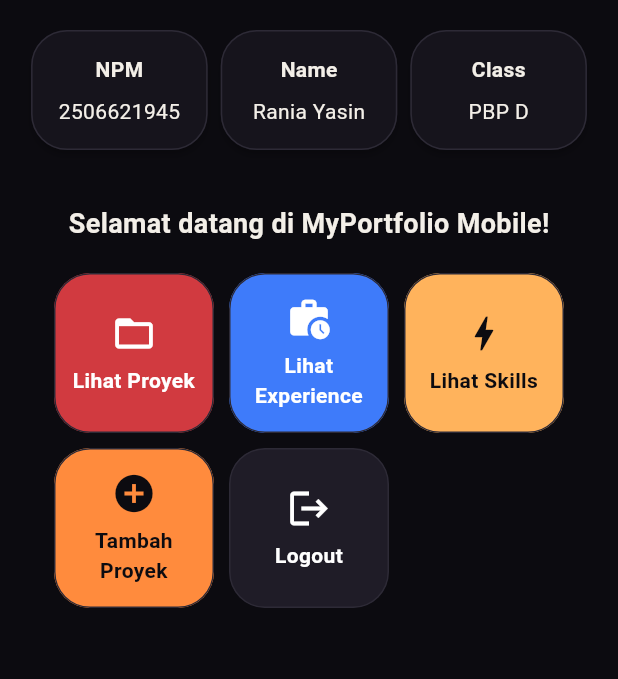
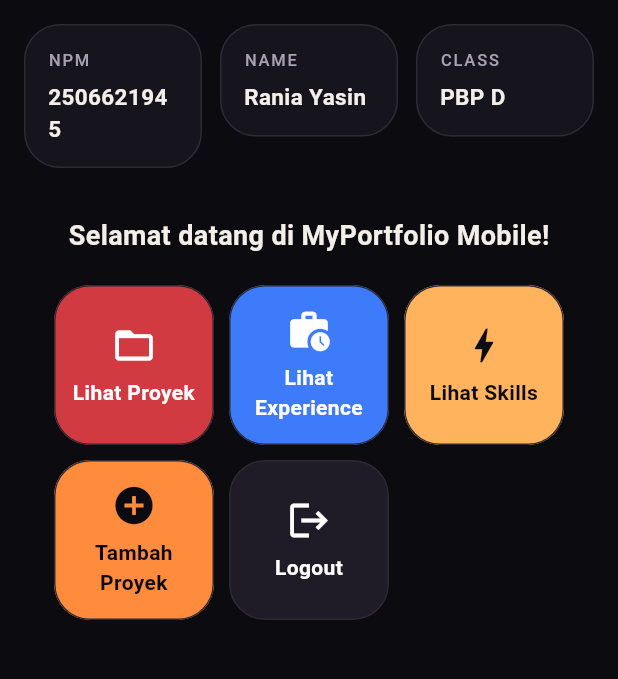
Before and after one commit to raniaysnn/myportofolio_mobile, a Flutter app: the screen it shows after launch, on a phone screen of 412 x 824 dp, the part 84-763 px from its top. Run offline on Flutter 3.47's test engine with Material 3 defaults, Android fonts, the phone set to English and light mode, and no system bars.

Commit message:
style: ubah InfoCard mengikuti gaya meta-list di web

```diff
--- a/lib/menu.dart
+++ b/lib/menu.dart
@@ -34,13 +34,14 @@ class MyHomePage extends StatelessWidget {
         child: Column(
           crossAxisAlignment: CrossAxisAlignment.center,
           children: [
-            // Baris horizontal untuk menampilkan 3 InfoCard secara sejajar.
+            // Tiga InfoCard berbagi lebar secara rata; jarak antarkartu 12px.
             Row(
-              mainAxisAlignment: MainAxisAlignment.spaceEvenly,
+              spacing: 12,
+              crossAxisAlignment: CrossAxisAlignment.start,
               children: [
-                InfoCard(title: 'NPM', content: npm),
-                InfoCard(title: 'Name', content: nama),
-                InfoCard(title: 'Class', content: kelas),
+                Expanded(child: InfoCard(title: 'NPM', content: npm)),
+                Expanded(child: InfoCard(title: 'Name', content: nama)),
+                Expanded(child: InfoCard(title: 'Class', content: kelas)),
               ],
             ),
 
@@ -94,18 +95,30 @@ class InfoCard extends StatelessWidget {
   @override
   Widget build(BuildContext context) {
     return Card(
-      // Memberikan efek bayangan kartu elevasi 2 unit.
-      elevation: 2.0,
-      child: Container(
-        // Menyesuaikan lebar kartu dengan proporsi layar (dibagi 3.5).
-        width: MediaQuery.of(context).size.width / 3.5,
+      margin: EdgeInsets.zero, // jarak antarkartu diatur oleh Row, bukan oleh Card
+      child: Padding(
         padding: const EdgeInsets.all(16.0),
-        // Menyusun teks title dan content secara vertikal.
         child: Column(
+          crossAxisAlignment: CrossAxisAlignment.start, // rata kiri, seperti di web
           children: [
-            Text(title, style: const TextStyle(fontWeight: FontWeight.bold)),
-            const SizedBox(height: 8.0),
-            Text(content),
+            Text(
+              title.toUpperCase(),
+              style: const TextStyle(
+                fontSize: 11,
+                letterSpacing: 1.2, // jarak antarhuruf, mirip letter-spacing di CSS
+                fontWeight: FontWeight.w500,
+                color: MyWeb.muted,
+              ),
+            ),
+            const SizedBox(height: 6.0),
+            Text(
+              content,
+              style: const TextStyle(
+                fontSize: 15,
+                fontWeight: FontWeight.w600,
+                color: MyWeb.text,
+              ),
+            ),
           ],
         ),
       ),
```
